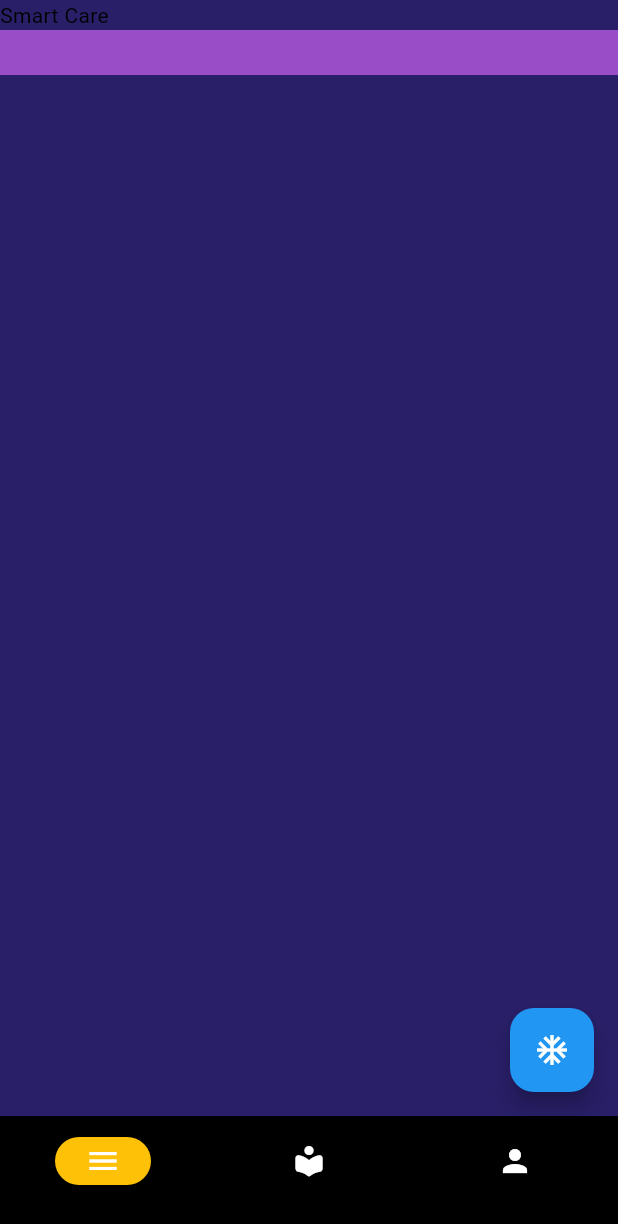
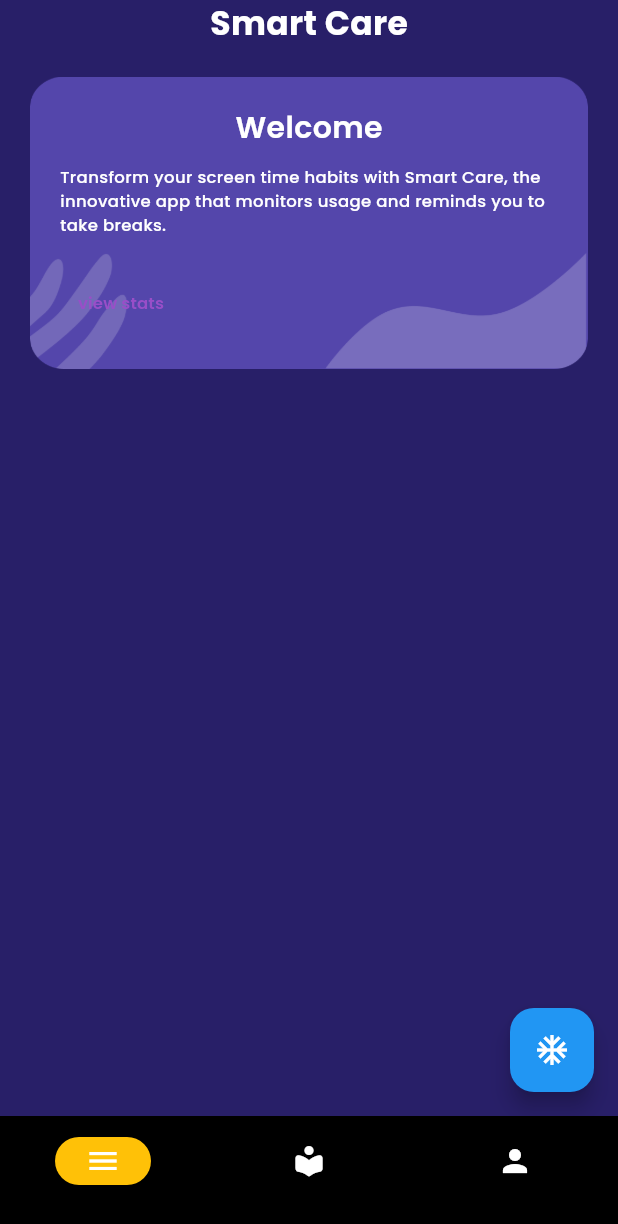
Before and after one commit to kevinhectorngetich/smartcare, a Flutter app: the screen it shows after launch, on a phone screen of 412 x 824 dp. Shown: the top 1224 px of the screen. Run offline on Flutter 3.47's test engine with Material 2 defaults, Android fonts, the phone set to English and light mode, and no system bars.

Commit message:
feat: added all of the text theme

```diff
--- a/lib/common/theme.dart
+++ b/lib/common/theme.dart
@@ -4,8 +4,8 @@ import 'package:smartcare/constants/constants.dart';
 final appTheme = ThemeData(
   useMaterial3: true,
   colorScheme: ColorScheme.fromSwatch().copyWith(
-    primary: primaryColorLightpurple,
-    background: backgroundPurple,
+    primary: myprimaryColorLightpurple,
+    background: mybackgroundPurple,
   ),
   textTheme: const TextTheme(
     displayLarge: TextStyle(
--- a/lib/constants/constants.dart
+++ b/lib/constants/constants.dart
@@ -1,4 +1,4 @@
 import 'package:flutter/material.dart';
 
-const Color backgroundPurple = Color(0xFF281F68);
-const Color primaryColorLightpurple = Color(0xFF994EC8);
+const Color mybackgroundPurple = Color(0xFF281F68);
+const Color myprimaryColorLightpurple = Color(0xFF994EC8);
--- a/lib/constants/text_style.dart
+++ b/lib/constants/text_style.dart
@@ -1,18 +1,45 @@
 import 'package:flutter/material.dart';
+import 'package:smartcare/constants/constants.dart';
 
 const kpageTitleStyle = TextStyle(
   fontFamily: 'Poppins',
   fontSize: 22.0,
   fontWeight: FontWeight.bold,
+  color: Colors.white,
 );
 
 const kTitleStyle = TextStyle(
   fontFamily: 'Poppins',
   fontSize: 20.0,
+  fontWeight: FontWeight.w600,
+  color: Colors.white,
+);
+const kparagrapghStyle = TextStyle(
+  fontFamily: 'Poppins',
+  fontSize: 11.0,
+  fontWeight: FontWeight.w500,
+  color: Colors.white,
+);
+const kbuttonTextStyle = TextStyle(
+  fontFamily: 'Poppins',
+  fontSize: 11.0,
+  fontWeight: FontWeight.w600,
+  color: myprimaryColorLightpurple,
+);
+const kTimeSavingTipsTextStyle = TextStyle(
+  fontFamily: 'Poppins',
+  fontSize: 13.0,
   fontWeight: FontWeight.bold,
+  color: myprimaryColorLightpurple,
 );
-const k = TextStyle(
+const ktimeSavingTipsBody = TextStyle(
   fontFamily: 'Poppins',
-  fontSize: 22.0,
-  fontWeight: FontWeight.bold,
+  fontSize: 11.0,
+  fontStyle: FontStyle.italic,
+  color: Colors.white,
 );
+const kcardTextStyle = TextStyle(
+  fontFamily: 'Poppins',
+  fontSize: 11.0,
+  color: Colors.white,
+);
--- a/lib/screens/smartcare.dart
+++ b/lib/screens/smartcare.dart
@@ -1,5 +1,6 @@
 import 'package:flutter/material.dart';
 import 'package:smartcare/constants/constants.dart';
+import 'package:smartcare/constants/text_style.dart';
 
 class SmartCareScreen extends StatefulWidget {
   const SmartCareScreen({super.key});
@@ -12,20 +13,70 @@ class _SmartCareScreenState extends State<SmartCareScreen> {
   @override
   Widget build(BuildContext context) {
     return Scaffold(
-      backgroundColor: backgroundPurple,
+      backgroundColor: mybackgroundPurple,
       body: SafeArea(
+        child: Padding(
+          padding: const EdgeInsets.only(left: 20.0, right: 20.0),
           child: Column(
             children: [
               Row(
+                mainAxisAlignment: MainAxisAlignment.center,
                 children: const [
-                Text('Smart Care'),
+                  Text(
+                    'Smart Care',
+                    style: kpageTitleStyle,
+                  ),
                 ],
               ),
+              const SizedBox(
+                height: 20.0,
+              ),
               Container(
-              height: 30,
-              color: primaryColorLightpurple,
+                decoration: const BoxDecoration(
+                  borderRadius: BorderRadius.all(Radius.circular(20.0)),
+                  image: DecorationImage(
+                    image: AssetImage(
+                      'assets/images/hero-image.png',
+                    ),
+                    fit: BoxFit.fill,
+                  ),
+                ),
+                // height: 180,
+                child: Padding(
+                  padding: const EdgeInsets.all(20.0),
+                  child: Column(
+                    children: [
+                      const Text(
+                        'Welcome',
+                        style: kTitleStyle,
+                      ),
+                      const SizedBox(
+                        height: 10.0,
+                      ),
+                      const Text(
+                        'Transform your screen time habits with Smart Care, the innovative app that monitors usage and reminds you to take breaks.',
+                        style: kparagrapghStyle,
+                      ),
+                      const SizedBox(
+                        height: 20.0,
+                      ),
+                      Row(
+                        children: [
+                          TextButton(
+                            onPressed: () {},
+                            child: const Text(
+                              'view stats',
+                              style: kbuttonTextStyle,
+                            ),
                           ),
                         ],
+                      ),
+                    ],
+                  ),
+                ),
+              ),
+            ],
+          ),
         ),
       ),
       floatingActionButton: FloatingActionButton(
--- a/pubspec.yaml
+++ b/pubspec.yaml
@@ -59,9 +59,8 @@ flutter:
   uses-material-design: true
 
   # To add assets to your application, add an assets section, like this:
-  # assets:
-  #   - images/a_dot_burr.jpeg
-  #   - images/a_dot_ham.jpeg
+  assets:
+    - assets/images/
 
   # An image asset can refer to one or more resolution-specific "variants", see
   # https://flutter.dev/assets-and-images/#resolution-aware
```
Also changed, not shown: assets/images/hero-image.png (added). Lines whose indentation alone changed are shown as unchanged.
